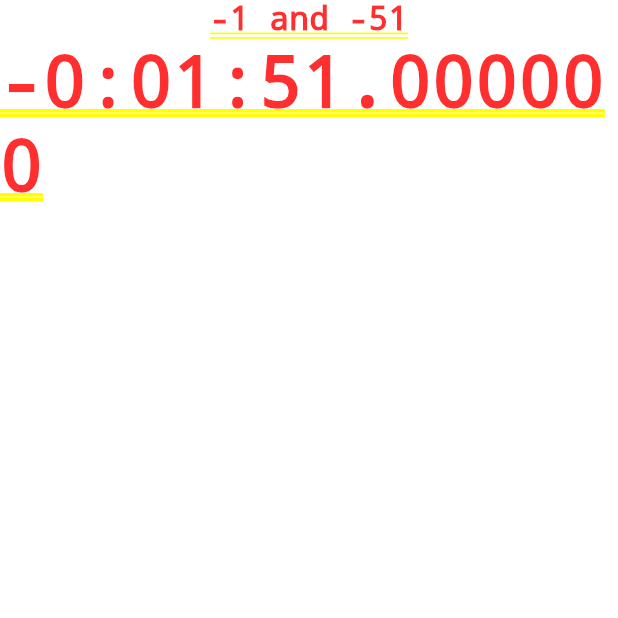
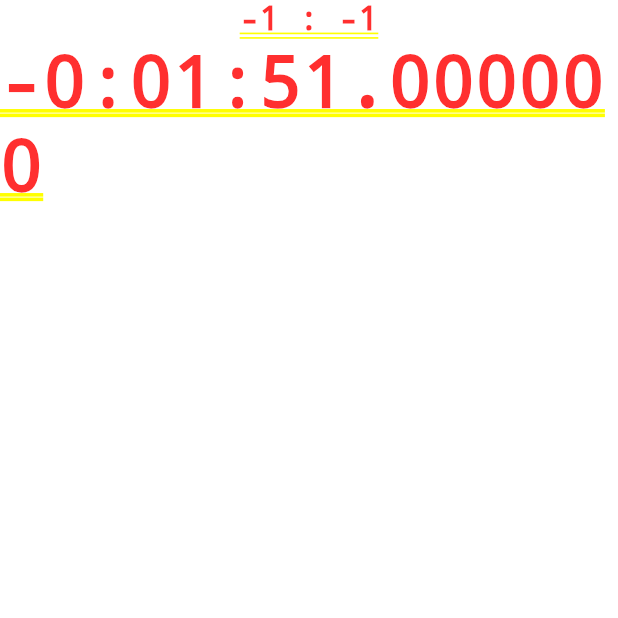
Before and after one commit to Pat992/DartRadio, a Flutter app: the screen it shows after launch, on a phone screen of 412 x 824 dp, the top half of it. Run offline on Flutter 3.47's test engine with Material 2 defaults, Android fonts, the phone set to English and light mode, and no system bars; our stand-ins replace audioplayers, shared_preferences.

Commit message:
displayd the time on screen

```diff
--- a/lib/helper/song_time_helper.dart
+++ b/lib/helper/song_time_helper.dart
@@ -1,5 +1,3 @@
-import 'package:flutter/material.dart';
-
 class SongTimeHelper {
 
   DateTime _startdate;
@@ -21,6 +19,7 @@ class SongTimeHelper {
   }
 
   Duration timeLeft(){
+  print (DateTime.now().difference(_enddate));
     return DateTime.now().difference(_enddate);
   }
 
--- a/lib/main.dart
+++ b/lib/main.dart
@@ -1,5 +1,4 @@
 import 'package:dart_radio/screens/play_screen.dart';
-import 'package:dart_radio/screens/radio_mobile_screen.dart';
 import 'package:flutter/material.dart';
 
 void main() {
--- a/lib/screens/play_screen.dart
+++ b/lib/screens/play_screen.dart
@@ -1,11 +1,23 @@
+import 'package:dart_radio/helper/song_time_helper.dart';
 import 'package:dart_radio/widgets/time_progress.dart';
 import 'package:flutter/material.dart';
 
 class PlayScreen extends StatelessWidget {
+
+  //This is for test purposes
+  DateTime TEST_START = DateTime.now().subtract(new Duration(seconds: 52));
+  DateTime TEST_END = DateTime.now().add(new Duration(seconds: 111));
+
+  SongTimeHelper songTime;
+
+  PlayScreen(){
+    this.songTime = new SongTimeHelper(TEST_START,TEST_END);
+  }
+
   @override
   Widget build(BuildContext context) {
     return Container(
-      child: new TimeProgress(),
+      child: new TimeProgress(songTime: this.songTime),
     );
   }
 }
--- a/lib/widgets/time_progress.dart
+++ b/lib/widgets/time_progress.dart
@@ -3,19 +3,11 @@ import 'package:flutter/material.dart';
 
 class TimeProgress extends StatefulWidget {
 
-  DateTime TEST_START = DateTime.now().subtract(new Duration(seconds: 52));
-  DateTime TEST_END = DateTime.now().add(new Duration(seconds: 111));
 
-  SongTimeHelper songTime;
+  final SongTimeHelper songTime;
 
   // TODO add param for the start and endtime
-  TimeProgress(){
-    this.songTime = new SongTimeHelper(TEST_START,TEST_END);
-  }
-
-  int getMinutes(){
-    return songTime.minutesLeft();
-  }
+  TimeProgress({this.songTime});
 
   @override
   _TimeProgressState createState() => _TimeProgressState();
@@ -23,30 +15,16 @@ class TimeProgress extends StatefulWidget {
 
 class _TimeProgressState extends State<TimeProgress> {
 
-  int _minutes;
-  int _seconds;
-  Duration _timeleft;
-  SongTimeHelper songTime;
-
-  @override
-  void initState() {
-    songTime = widget.songTime;
-    _minutes = songTime.minutesLeft();
-    _seconds = songTime.secondsLeft();
-    _timeleft = songTime.timeLeft();
-  }
-
-
   @override
   Widget build(BuildContext context) {
     return Column(
       children: <Widget>[
-        Text('$_minutes and $_seconds',
+        Text('${widget.songTime.minutesLeft()} : ${widget.songTime.minutesLeft()}',
           style: TextStyle(
             fontSize: 22
           ),
         ),
-        Text('$_timeleft')
+        Text('${widget.songTime.timeLeft()}')
       ],
 
     );
```
